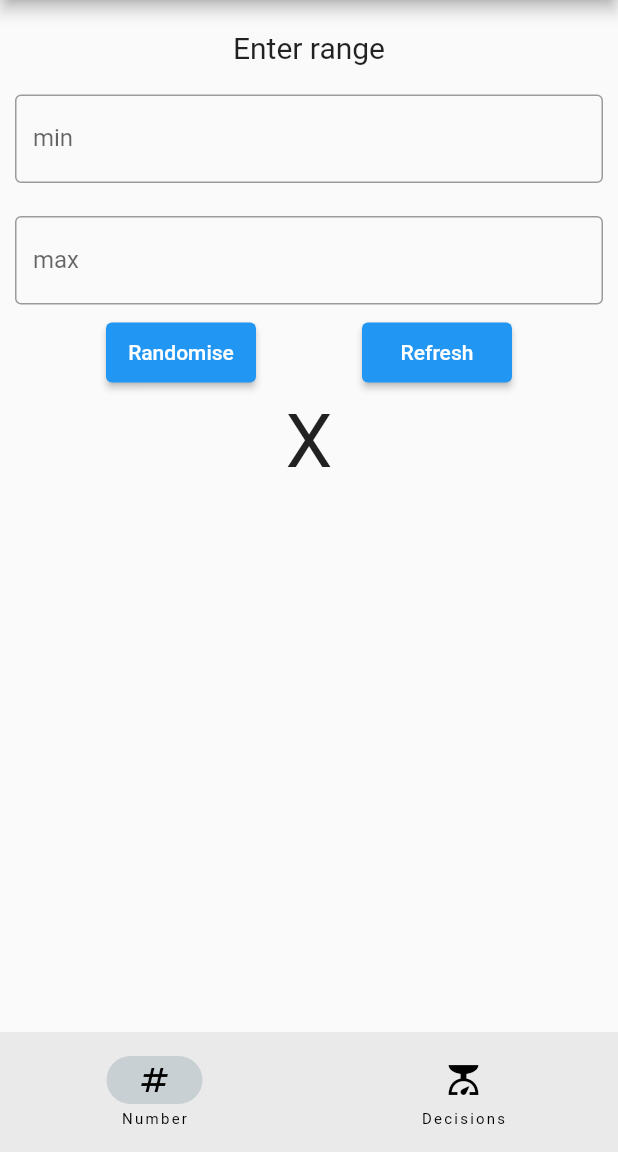
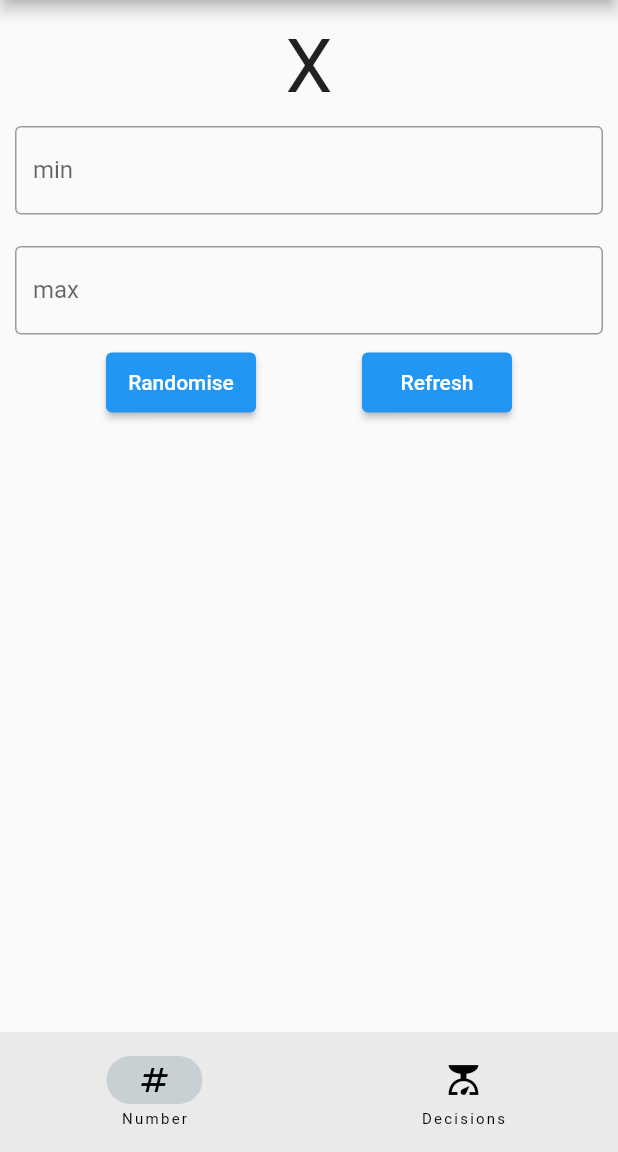
Before and after one commit to jameslinley/RandomGeneratorApp, a Flutter app: the screen it shows after launch, after a tap on "Refresh", on a phone screen of 412 x 824 dp, the part 84-1236 px from its top. Run offline on Flutter 3.47's test engine with Material 2 defaults, Android fonts, the phone set to English and light mode, and no system bars; our stand-ins replace animated_text_kit.

Commit message:
Added refresh functionality to result and text fields

```diff
--- a/random_generator_app/lib/number_page.dart
+++ b/random_generator_app/lib/number_page.dart
@@ -10,38 +10,46 @@ class NumberPage extends StatefulWidget {
 
 class _NumberPageState extends State<NumberPage> {
   String randomNumber = 'X';
+  TextEditingController minValue = TextEditingController();
+  TextEditingController maxValue = TextEditingController();
   @override
   Widget build(BuildContext context) {
     return Scaffold(
       body: Column(
         children: [
-          const SizedBox(height: 10),
+          const SizedBox(height: 15),
+          Text(
+            randomNumber,
+            style: const TextStyle(fontSize: 50),
+          ),
+          // Container(
+          //   margin: const EdgeInsets.all(5),
+          //   padding: const EdgeInsets.all(5),
+          //   child: const Text(
+          //     'Enter range',
+          //     style: TextStyle(fontSize: 20),
+          //   ),
+          // ),
           Container(
             margin: const EdgeInsets.all(5),
             padding: const EdgeInsets.all(5),
-            child: const Text(
-              'Enter range',
-              style: TextStyle(fontSize: 20),
-            ),
-          ),
-          Container(
-            margin: const EdgeInsets.all(5),
-            padding: const EdgeInsets.all(5),
-            child: const TextField(
-              decoration: InputDecoration(
+            child: TextField(
+              controller: minValue,
+              decoration: const InputDecoration(
                 border: OutlineInputBorder(),
                 labelText: 'min',
               ),
             ),
           ),
           const SizedBox(
-            height: 2,
+            height: 1,
           ),
           Container(
             margin: const EdgeInsets.all(5),
             padding: const EdgeInsets.all(5),
-            child: const TextField(
-              decoration: InputDecoration(
+            child: TextField(
+              controller: maxValue,
+              decoration: const InputDecoration(
                 border: OutlineInputBorder(),
                 labelText: 'max',
               ),
@@ -80,7 +88,9 @@ class _NumberPageState extends State<NumberPage> {
                   child: const Text('Refresh'),
                   onPressed: () {
                     setState(() {
-                      //
+                      minValue.clear();
+                      maxValue.clear();
+                      randomNumber = 'X';
                     });
                   },
                 ),
@@ -90,10 +100,6 @@ class _NumberPageState extends State<NumberPage> {
           const SizedBox(
             height: 10,
           ),
-          Text(
-            randomNumber,
-            style: const TextStyle(fontSize: 50),
-          ),
         ],
       ),
     );
```
